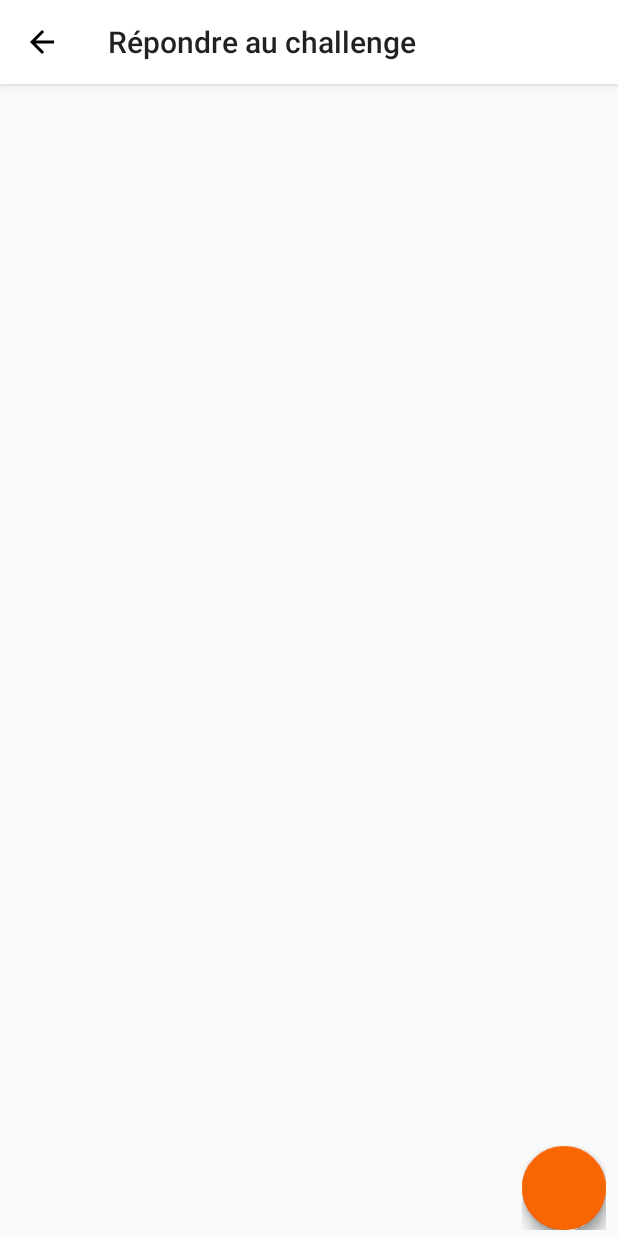
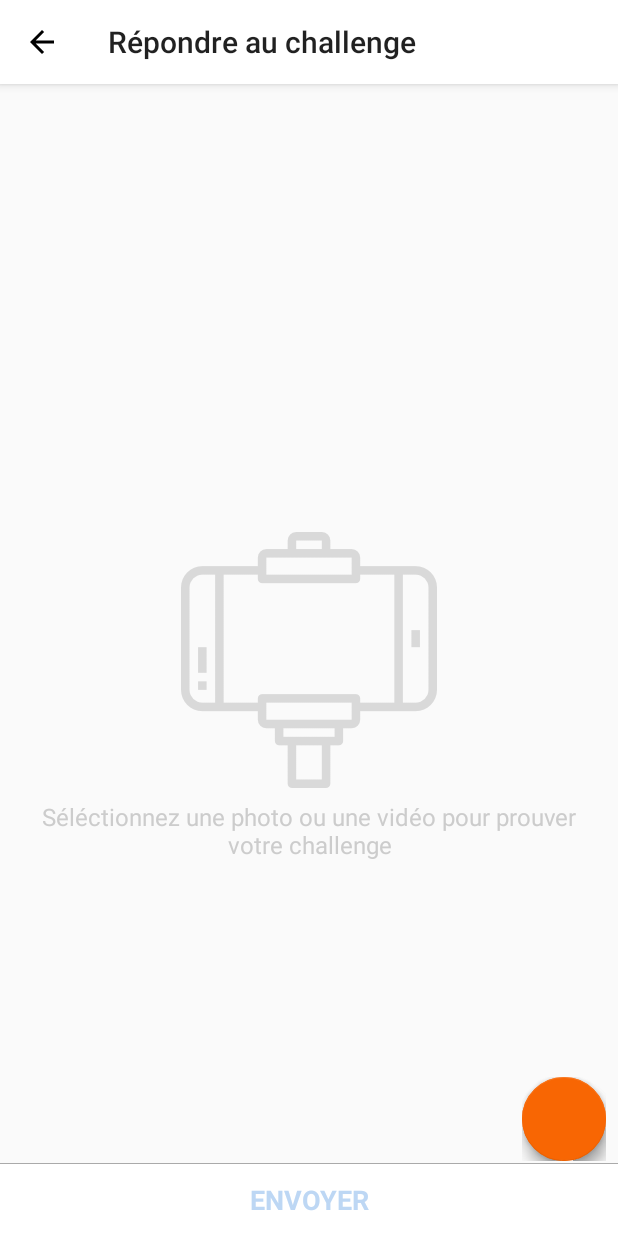
Before and after one commit to vbooo/SnapChallenge, an Android app: the AnswerChallengeActivity screen opened directly, with no data from a screen before it, on a phone screen of 412 x 824 dp. Run offline under Robolectric (Android 15) with nearby library versions, the phone set to English and light mode, and no system bars; our stand-ins replace CircleImageView, Picasso; plain views replace AddFloatingActionButton, FloatingActionsMenu; pictures from the network do not load.

Commit message:
some view + timer

```diff
--- a/app/src/main/java/mypromotion/vboo/com/snapchallenge/activity/AnswerChallengeActivity.kt
+++ b/app/src/main/java/mypromotion/vboo/com/snapchallenge/activity/AnswerChallengeActivity.kt
@@ -24,6 +24,10 @@ import java.text.SimpleDateFormat
 import java.util.*
 import android.widget.CompoundButton
 import kotlinx.android.synthetic.main.fab_action_answer_challenge.*
+import android.view.animation.AnimationUtils
+import android.view.animation.Animation
+
+
 
 
 class AnswerChallengeActivity : AppCompatActivity() {
@@ -84,6 +88,13 @@ class AnswerChallengeActivity : AppCompatActivity() {
             val takeVideoIntent = Intent(MediaStore.ACTION_VIDEO_CAPTURE)
             //dispatchTakePictureIntent(takeVideoIntent)
         }*/
+
+        activity_answer_challenge_placeholder_media_layout.setOnClickListener {
+            if (!activity_answer_challenge_fab.isExpanded) {
+                val shake = AnimationUtils.loadAnimation(this, R.anim.shake)
+                activity_answer_challenge_fab.startAnimation(shake)
+            }
+        }
     }
 
     private fun handleHeader() {
--- a/app/src/main/java/mypromotion/vboo/com/snapchallenge/fragment/MyChallengesFragment.kt
+++ b/app/src/main/java/mypromotion/vboo/com/snapchallenge/fragment/MyChallengesFragment.kt
@@ -16,6 +16,7 @@ import mypromotion.vboo.com.snapchallenge.MainActivity
 import mypromotion.vboo.com.snapchallenge.R
 import mypromotion.vboo.com.snapchallenge.activity.LayDownChallengeActivity
 import mypromotion.vboo.com.snapchallenge.adapter.MyChallengeAdapter
+import java.util.*
 
 
 /**
@@ -38,14 +39,14 @@ class MyChallengesFragment : Fragment() {
         // set up the list view adapter
         val listChallenge = arrayListOf<Challenge>()
         listChallenge.clear()
-        listChallenge.add(Challenge("Aller à l'escalade", "", "00:12:34", "https://randomuser.me/api/portraits/thumb/men/89.jpg", "https://randomuser.me/api/portraits/thumb/men/34.jpg"))
-        listChallenge.add(Challenge("Prendre une douche tout habillé", "", "1 jour restant", "https://randomuser.me/api/portraits/thumb/women/33.jpg", "https://randomuser.me/api/portraits/thumb/men/34.jpg"))
-        listChallenge.add(Challenge("Prendre le prof de maths au tableau", "", "2 jours restant", "https://randomuser.me/api/portraits/thumb/women/34.jpg", "https://randomuser.me/api/portraits/thumb/men/34.jpg"))
-        listChallenge.add(Challenge("Faire la bise à une inconnue", "", "5 jours restant", "https://randomuser.me/api/portraits/thumb/men/34.jpg", "https://randomuser.me/api/portraits/thumb/men/84.jpg"))
-        listChallenge.add(Challenge("Manger des haricots verts au Nutella", "", "15 jours restant", "https://randomuser.me/api/portraits/thumb/men/34.jpg", "https://randomuser.me/api/portraits/thumb/men/83.jpg"))
-        listChallenge.add(Challenge("Aller à la piscine", "", "échoué", "https://randomuser.me/api/portraits/thumb/men/34.jpg", "https://randomuser.me/api/portraits/thumb/men/82.jpg"))
-        listChallenge.add(Challenge("Ice bucket challenge", "", "répondu", "https://randomuser.me/api/portraits/thumb/men/81.jpg", "https://randomuser.me/api/portraits/thumb/men/34.jpg"))
-        listChallenge.add(Challenge("Aller à la Tour Eiffel", "", "répondu", "https://randomuser.me/api/portraits/thumb/men/10.jpg", "https://randomuser.me/api/portraits/thumb/men/34.jpg"))
+        listChallenge.add(Challenge("Aller à l'escalade", "", getDaysAgo(1), "https://randomuser.me/api/portraits/thumb/men/89.jpg", "https://randomuser.me/api/portraits/thumb/men/34.jpg"))
+        listChallenge.add(Challenge("Prendre une douche tout habillé", "", getDaysAgo(2), "https://randomuser.me/api/portraits/thumb/women/33.jpg", "https://randomuser.me/api/portraits/thumb/men/34.jpg"))
+        listChallenge.add(Challenge("Prendre le prof de maths au tableau", "", getDaysAgo(3), "https://randomuser.me/api/portraits/thumb/women/34.jpg", "https://randomuser.me/api/portraits/thumb/men/34.jpg"))
+        listChallenge.add(Challenge("Faire la bise à une inconnue", "", getDaysAgo(4), "https://randomuser.me/api/portraits/thumb/men/34.jpg", "https://randomuser.me/api/portraits/thumb/men/84.jpg"))
+        listChallenge.add(Challenge("Manger des haricots verts au Nutella", "", getDaysAgo(5), "https://randomuser.me/api/portraits/thumb/men/34.jpg", "https://randomuser.me/api/portraits/thumb/men/83.jpg"))
+        listChallenge.add(Challenge("Aller à la piscine", "", getDaysAgo(6), "https://randomuser.me/api/portraits/thumb/men/34.jpg", "https://randomuser.me/api/portraits/thumb/men/82.jpg"))
+        listChallenge.add(Challenge("Ice bucket challenge", "", getDaysAgo(7), "https://randomuser.me/api/portraits/thumb/men/81.jpg", "https://randomuser.me/api/portraits/thumb/men/34.jpg"))
+        listChallenge.add(Challenge("Aller à la Tour Eiffel", "", getDaysAgo(8), "https://randomuser.me/api/portraits/thumb/men/10.jpg", "https://randomuser.me/api/portraits/thumb/men/34.jpg"))
         val viewAdapter = MyChallengeAdapter(listChallenge, mainActivity)
 
         // apply the manager and the adapter to the permit_list
@@ -68,6 +69,13 @@ class MyChallengesFragment : Fragment() {
                     fragment_my_challenge_fab.show()
             }
         })
+    }
+
+    fun getDaysAgo(daysToAdd: Int): Date {
+        val calendar = Calendar.getInstance()
+        calendar.add(Calendar.DAY_OF_YEAR, daysToAdd)
+
+        return calendar.time
     }
 
     override fun onCreateOptionsMenu(menu: Menu, inflater: MenuInflater) {
@@ -102,5 +110,5 @@ class MyChallengesFragment : Fragment() {
         }
     }
 
-    class Challenge(var action: String, var p: String, var time: String, var author: String, var challengedUser: String)
+    class Challenge(var action: String, var p: String, var time: Date, var author: String, var challengedUser: String)
 }
--- a/app/src/main/java/mypromotion/vboo/com/snapchallenge/holder/MyChallengeHolder.kt
+++ b/app/src/main/java/mypromotion/vboo/com/snapchallenge/holder/MyChallengeHolder.kt
@@ -7,6 +7,10 @@ import android.widget.LinearLayout
 import com.squareup.picasso.Picasso
 import kotlinx.android.synthetic.main.item_my_challenge.view.*
 import mypromotion.vboo.com.snapchallenge.R
+import android.os.CountDownTimer
+import android.R.attr.duration
+import java.util.*
+
 
 class MyChallengeHolder(var view: View, var context: Context) : RecyclerView.ViewHolder(view) {
 
@@ -21,8 +25,40 @@ class MyChallengeHolder(var view: View, var context: Context) : RecyclerView.Vie
     }
 
     // set user points
-    fun setTime(value: String?) {
-        view.item_my_challenge_time.text = value
+    fun setTime(date: Date) {
+
+        val duration = date.time - Date().time
+
+        object : CountDownTimer(duration, 1000) {
+
+            override fun onTick(millis: Long) {
+                if (duration < 86400000) {
+                    var millisUntilFinished = millis
+                    val secondsInMilli: Long = 1000
+                    val minutesInMilli = secondsInMilli * 60
+                    val hoursInMilli = minutesInMilli * 60
+
+                    val elapsedHours = millisUntilFinished / hoursInMilli
+                    millisUntilFinished %= hoursInMilli
+
+                    val elapsedMinutes = millisUntilFinished / minutesInMilli
+                    millisUntilFinished %= minutesInMilli
+
+                    val elapsedSeconds = millisUntilFinished / secondsInMilli
+
+                    val formatedTime = String.format("%02d:%02d:%02d", elapsedHours, elapsedMinutes, elapsedSeconds)
+                    view.item_my_challenge_time.text = formatedTime
+                } else {
+                    val days = (duration / (60*60*24*1000)) + 1
+                    view.item_my_challenge_time.text = context.resources.getQuantityString(R.plurals.x_day_remaining, days.toInt(), days)
+                }
+
+            }
+
+            override fun onFinish() {
+                view.item_my_challenge_time.text = "00:00:00"
+            }
+        }.start()
     }
 
     // set user points
--- a/app/src/main/res/layout/activity_answer_challenge.xml
+++ b/app/src/main/res/layout/activity_answer_challenge.xml
@@ -22,7 +22,7 @@
         xmlns:app="http://schemas.android.com/apk/res-auto"
         tools:context=".activity.AnswerChallengeActivity">
 
-            <!-- HEADER -->
+            <!-- START HEADER -->
             <android.support.constraint.ConstraintLayout
                 android:id="@+id/activity_answer_challenge_layout_header"
                 android:layout_width="match_parent"
@@ -34,7 +34,7 @@
                     android:layout_width="wrap_content"
                     android:layout_height="wrap_content"
                     android:textSize="19sp"
-                    android:textColor="@color/dark"
+                    android:textColor="@android:color/primary_text_light"
                     android:layout_marginTop="@dimen/padding_large"
                     app:layout_constraintStart_toStartOf="parent"
                     app:layout_constraintEnd_toEndOf="parent"
@@ -73,10 +73,10 @@
                             app:layout_constraintTop_toTopOf="parent"
                             app:layout_constraintBottom_toBottomOf="parent"
                             app:layout_constraintRight_toLeftOf="@+id/activity_answer_challenge_challenged_user_picture"
-                            android:src="@drawable/three_chevron_arrows_pointing_right"
+                            android:src="@drawable/right_arrow_32"
                             android:layout_marginRight="@dimen/padding_small"
                             android:layout_marginLeft="@dimen/padding_small"
-                            android:tint="@color/black"/>
+                            android:tint="@color/dark_50"/>
 
                         <de.hdodenhof.circleimageview.CircleImageView
                             android:id="@+id/activity_answer_challenge_challenged_user_picture"
@@ -120,6 +120,7 @@
                 </android.support.constraint.ConstraintLayout>
 
             </android.support.constraint.ConstraintLayout>
+            <!-- END HEADER -->
 
         <EditText
             android:id="@+id/activity_answer_challenge_description"
@@ -134,6 +135,45 @@
             android:background="@null"
             app:layout_constraintTop_toBottomOf="@+id/activity_answer_challenge_layout_header"
             app:layout_constraintBottom_toTopOf="@+id/activity_answer_challenge_image"/>
+
+
+        <android.support.constraint.ConstraintLayout
+            android:id="@+id/activity_answer_challenge_placeholder_media_layout"
+            android:layout_width="match_parent"
+            android:layout_height="wrap_content"
+            app:layout_constraintStart_toStartOf="parent"
+            app:layout_constraintEnd_toEndOf="parent"
+            app:layout_constraintTop_toTopOf="parent"
+            app:layout_constraintBottom_toBottomOf="parent">
+
+            <ImageView
+                android:id="@+id/activity_answer_challenge_placeholder_media_image"
+                android:layout_width="wrap_content"
+                android:layout_height="wrap_content"
+                android:src="@drawable/smartphone"
+                android:tint="#d9d9d9"
+                app:layout_constraintStart_toStartOf="parent"
+                app:layout_constraintEnd_toEndOf="parent"
+                app:layout_constraintTop_toTopOf="parent"
+                app:layout_constraintBottom_toBottomOf="parent"/>
+            <TextView
+                android:id="@+id/activity_answer_challenge_placeholder_media_sentence"
+                android:layout_width="wrap_content"
+                android:layout_height="wrap_content"
+                android:text="@string/placeholder_media"
+                android:textColor="#cccccc"
+                android:textSize="@dimen/primary_text"
+                android:paddingStart="@dimen/padding_large"
+                android:paddingEnd="@dimen/padding_large"
+                android:gravity="center_horizontal"
+                android:layout_marginTop="@dimen/padding_small"
+                app:layout_constraintTop_toBottomOf="@+id/activity_answer_challenge_placeholder_media_image"
+                app:layout_constraintStart_toStartOf="parent"
+                app:layout_constraintEnd_toEndOf="parent"/>
+
+        </android.support.constraint.ConstraintLayout>
+
+
 
         <ImageView
             android:id="@+id/activity_answer_challenge_image"
@@ -150,9 +190,27 @@
             android:visibility="gone"
             />
 
+        <FrameLayout
+            android:id="@+id/activity_answer_challenge_layout_lay_down"
+            android:layout_width="match_parent"
+            android:layout_height="wrap_content"
+            android:background="@drawable/border_top"
+            app:layout_constraintBottom_toBottomOf="parent">
+
+            <TextView
+                android:id="@+id/activity_answer_challenge_lay_down"
+                android:layout_width="match_parent"
+                android:layout_height="wrap_content"
+                android:text="@string/send"
+                android:gravity="center"
+                android:textSize="18sp"
+                android:textStyle="bold"
+                android:textColor="@color/blue_theme_opacity"
+                android:padding="12dp"/>
+        </FrameLayout>
+
     </android.support.constraint.ConstraintLayout>
 
 
-
-    <include layout="@layout/fab_action_answer_challenge"/>
+    <include layout="@layout/fab_action_answer_challenge" />
 </RelativeLayout>
--- a/app/src/main/res/layout/fab_action_answer_challenge.xml
+++ b/app/src/main/res/layout/fab_action_answer_challenge.xml
@@ -12,9 +12,9 @@
         android:layout_alignParentEnd="true"
         android:src="@drawable/baseline_camera_alt_white_24"
         android:layout_marginEnd="@dimen/padding_small"
-        android:layout_marginBottom="@dimen/padding_xsmall"
+        android:layout_marginBottom="50dp"
         fab:fab_addButtonColorNormal="@color/color_border_second_user"
-        fab:fab_addButtonColorPressed="@color/primary"
+        fab:fab_addButtonColorPressed="@color/yellow_50"
         fab:fab_labelsPosition="left"
         fab:fab_labelStyle="@style/HistoryView_Button_Labels">
 
@@ -24,7 +24,7 @@
             android:layout_height="wrap_content"
             fab:fab_colorNormal="@color/blue_theme"
             fab:fab_title="@string/picture"
-            fab:fab_colorPressed="@color/dark"/>
+            fab:fab_colorPressed="@color/dark_50"/>
 
         <com.getbase.floatingactionbutton.AddFloatingActionButton
             android:id="@+id/floating_button_add_event"
@@ -32,7 +32,7 @@
             android:layout_height="wrap_content"
             fab:fab_colorNormal="@color/color_border_third_user"
             fab:fab_title="@string/video"
-            fab:fab_colorPressed="@color/dark_50"/>
+            fab:fab_colorPressed="@color/red_50"/>
 
     </com.getbase.floatingactionbutton.FloatingActionsMenu>
 
--- a/app/src/main/res/layout/item_my_challenge.xml
+++ b/app/src/main/res/layout/item_my_challenge.xml
@@ -81,10 +81,10 @@
                     app:layout_constraintTop_toTopOf="parent"
                     app:layout_constraintBottom_toBottomOf="parent"
                     app:layout_constraintRight_toLeftOf="@+id/item_my_challenge_challenged_user_picture"
-                    android:src="@drawable/three_chevron_arrows_pointing_right"
+                    android:src="@drawable/right_arrow_32"
                     android:layout_marginRight="@dimen/padding_small"
                     android:layout_marginLeft="@dimen/padding_small"
-                    android:tint="@color/black"/>
+                    android:tint="@color/dark_50"/>
 
                 <de.hdodenhof.circleimageview.CircleImageView
                     android:id="@+id/item_my_challenge_challenged_user_picture"
--- a/app/src/main/res/values/colors.xml
+++ b/app/src/main/res/values/colors.xml
@@ -20,5 +20,7 @@
     <color name="color_border_first_user">#4a90e2</color>
     <color name="color_border_second_user">#e2aa4a</color>
     <color name="color_border_third_user">#e25e4a</color>
+    <color name="red_50">#f1b1a7</color>
+    <color name="yellow_50">#edcb91</color>
 
 </resources>
--- a/app/src/main/res/values/strings.xml
+++ b/app/src/main/res/values/strings.xml
@@ -78,6 +78,9 @@
     <string name="community">Communauté</string>
     <string name="answer_challenge_lower">Répondre au challenge</string>
     <string name="who_can_see_your_answer">Qui peut voir votre réponse?</string>
+    <string name="placeholder_media">Séléctionnez une photo ou une vidéo pour prouver votre challenge</string>
+    <string name="send">ENVOYER</string>
+    <string name="failed">Echoué</string>
 
     <plurals name="x_minute">
         <item quantity="one">%d min</item>
@@ -104,4 +107,9 @@
         <item quantity="zero">%d point</item>
         <item quantity="other">%d points</item>
     </plurals>
+
+    <plurals name="x_day_remaining">
+        <item quantity="one">%d jour restant</item>
+        <item quantity="other">%d jours restant</item>
+    </plurals>
 </resources>
```
Also changed, not shown: app/src/main/res/anim/shake.xml (added, +20 -0 lines), app/src/main/res/drawable-hdpi/right_arrow_32.png (added), app/src/main/res/drawable-hdpi/smartphone.png (added), 1 other file.
